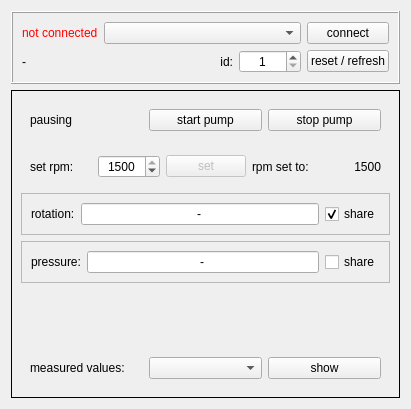
The window that tsh071window.ui (bchjoerni/mlab) describes before a commit, drawn with Qt 5.
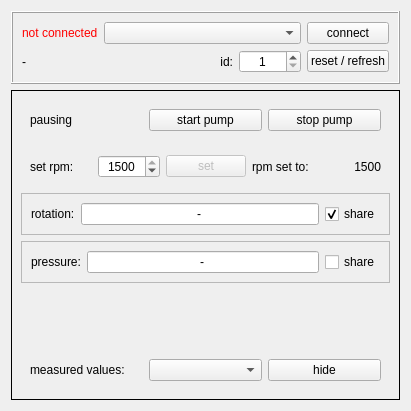
The same window after the commit.

Patch:
```diff
--- a/tsh071window.ui
+++ b/tsh071window.ui
@@ -7,7 +7,7 @@
     <x>0</x>
     <y>0</y>
     <width>411</width>
-    <height>409</height>
+    <height>411</height>
    </rect>
   </property>
   <property name="windowTitle">
@@ -114,7 +114,7 @@
          <item row="0" column="2">
           <widget class="QPushButton" name="btn_measuredValuesVisibility">
            <property name="text">
-            <string>show</string>
+            <string>hide</string>
            </property>
           </widget>
          </item>
```
